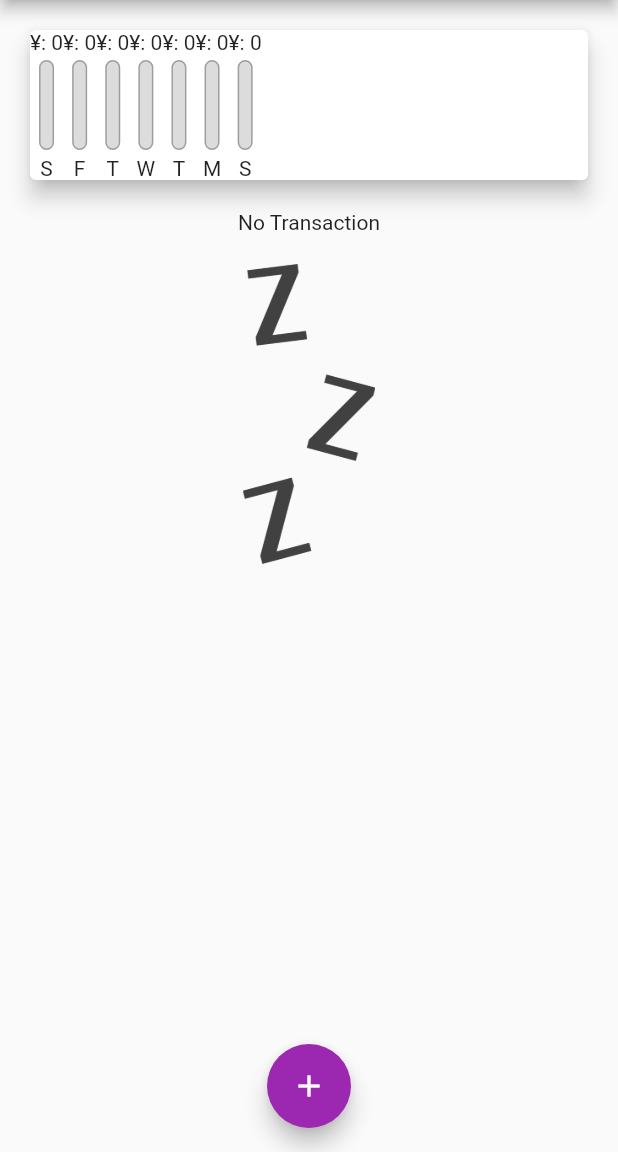
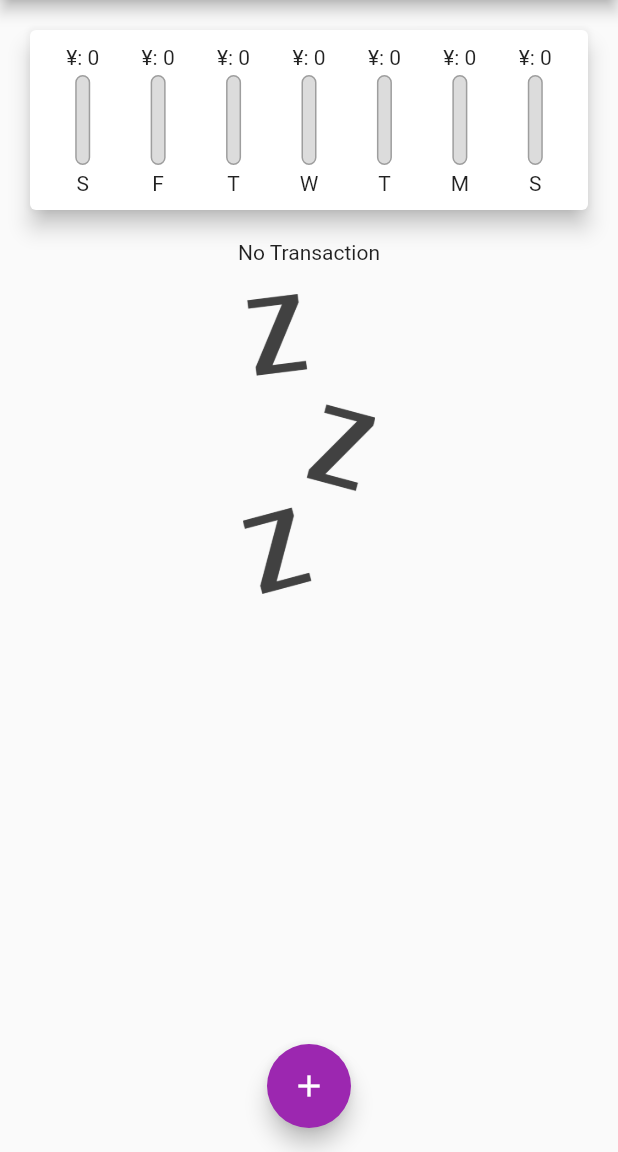
Before and after one commit to totolog-flutter/for-learning, a Flutter app: the screen it shows after launch, on a phone screen of 412 x 824 dp, the part 84-1236 px from its top. Run offline on Flutter 3.47's test engine with Material 2 defaults, Android fonts, the phone set to English and light mode, and no system bars.

Commit message:
add: 106

```diff
--- a/lib/widgets/chart.dart
+++ b/lib/widgets/chart.dart
@@ -35,14 +35,21 @@ class Chart extends StatelessWidget {
     return Card(
       elevation: 6,
       margin: EdgeInsets.all(20),
+      child: Container(
+        padding: EdgeInsets.all(10),
         child: Row(
+          mainAxisAlignment: MainAxisAlignment.spaceAround,
           children: groundTransactionValues.map((data) {
-          return ChartBar(
+            return Flexible(
+              fit: FlexFit.tight,
+              child: ChartBar(
                 data['day'] as String,
                 data['amount'] as double,
                 totalSpending == 0.0 ? 0.0 : (data['amount'] as double) / totalSpending,
+              ),
             );
           }).toList(),
+        ),
       ),
     );
   }
--- a/lib/widgets/chart_bar.dart
+++ b/lib/widgets/chart_bar.dart
@@ -12,7 +12,9 @@ class ChartBar extends StatelessWidget {
   @override
   Widget build(BuildContext context) {
     return Column(children: [
-      Text('¥: ${spendingAmount.toStringAsFixed(0)}'),
+      FittedBox(
+        child: Text('¥: ${spendingAmount.toStringAsFixed(0)}')
+      ),
       SizedBox(height: 4,),
       Container(
         height: 60,
```
Lines whose indentation alone changed are shown as unchanged.
